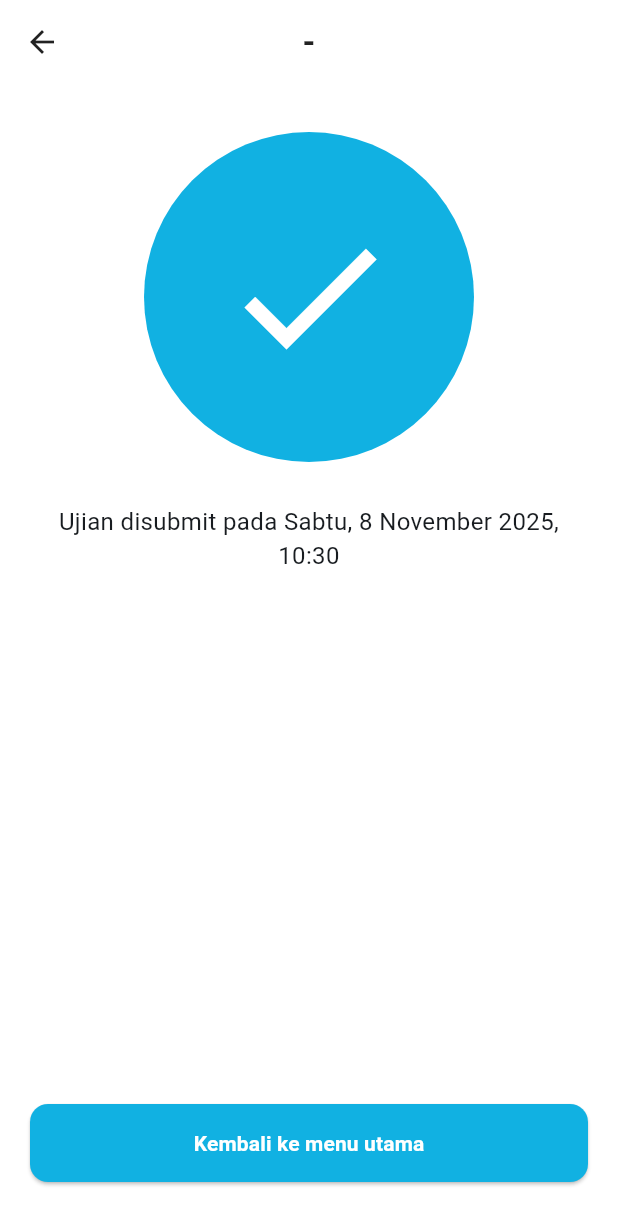
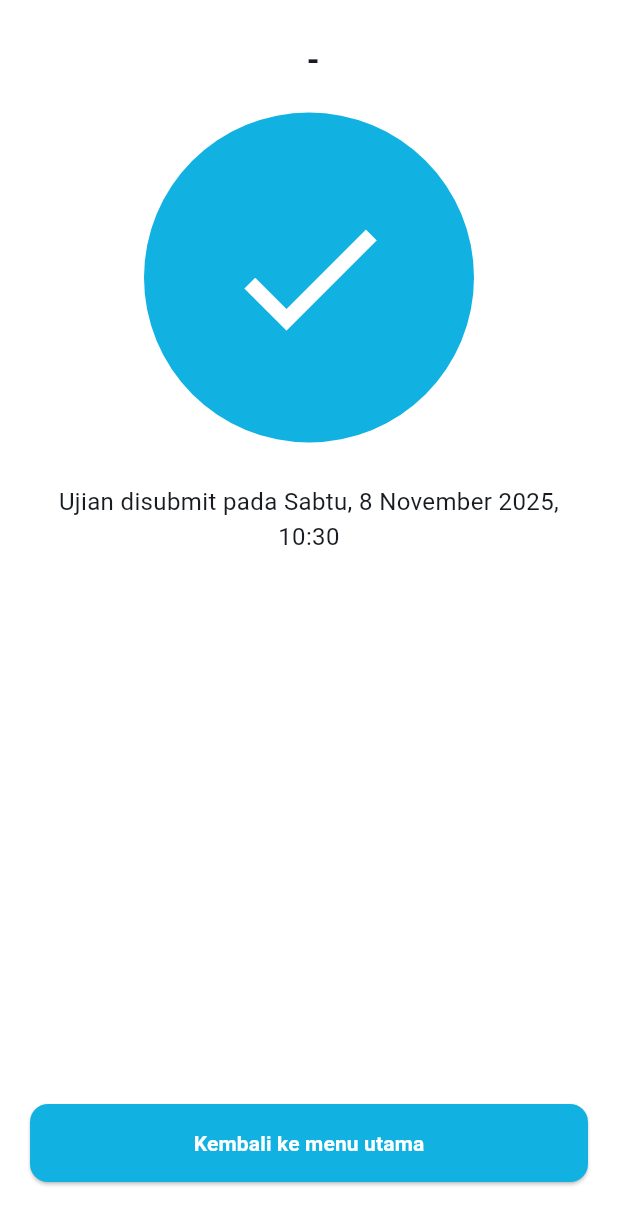
Before and after one commit to sidqiarasyid/cbt_app, a Flutter app: the QuizEndPage screen opened directly with empty values, on a phone screen of 412 x 824 dp. Shown: the top 1225 px of the screen. Run offline on Flutter 3.47's test engine with Material 3 defaults, Android fonts, the phone set to English and light mode, and no system bars.

Commit message:
fix: Quiz end page

```diff
--- a/lib/pages/quiz_end_page.dart
+++ b/lib/pages/quiz_end_page.dart
@@ -34,19 +34,16 @@ class QuizEndPage extends StatelessWidget {
     final title = '${ujian.type} - ${ujian.subject}';
     return Scaffold(
       backgroundColor: ColorsApp.secondaryColor,
-      appBar: AppBar(
-        backgroundColor: Colors.white,
-        foregroundColor: Colors.black87,
-        elevation: 0,
-        centerTitle: true,
-        title: Text(title, style: const TextStyle(fontWeight: FontWeight.w600)),
-      ),
-      body: Padding(
+      body: SafeArea(
+        child: Padding(
           padding: const EdgeInsets.symmetric(horizontal: 20, vertical: 24),
           child: Column(
             crossAxisAlignment: CrossAxisAlignment.center,
             children: [
-            const SizedBox(height: 8),
+              SizedBox(
+                width: 320,
+                child: Text(title, style: const TextStyle(fontWeight: FontWeight.w600, fontSize: 22), textAlign: TextAlign.center,)),
+              const SizedBox(height: 20),
               Center(
                 child: Container(
                   width: 220,
@@ -94,6 +91,7 @@ class QuizEndPage extends StatelessWidget {
             ],
           ),
         ),
+      ),
     );
   }
 }
--- a/lib/pages/quiz_page.dart
+++ b/lib/pages/quiz_page.dart
@@ -38,12 +38,19 @@ class _QuizPageState extends State<QuizPage> {
     List<QuizModel> qList = widget.ujian.quizList;
     qList[currentQuestion].isFinished = true;
     if (currentQuestion + 1 >= qList.length) {
-      Navigator.push(
+      endQuiz(context,
+      (){
+        Navigator.push(
         context,
         MaterialPageRoute(
           builder: (context) => QuizEndPage(ujian: widget.ujian),
         ),
       );
+      },
+      (){
+        Navigator.pop(context);
+      });
+
     } else {
       currentQuestion++;
       setState(() {
```
Lines whose indentation alone changed are shown as unchanged.
